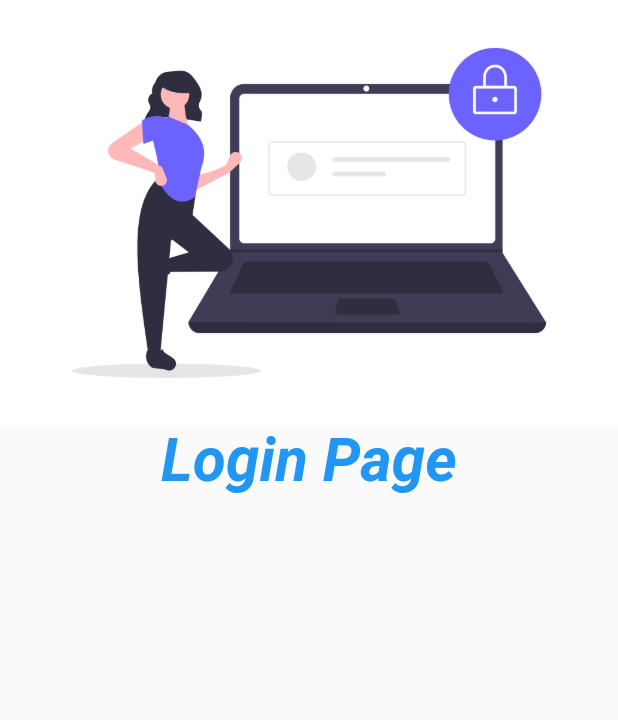
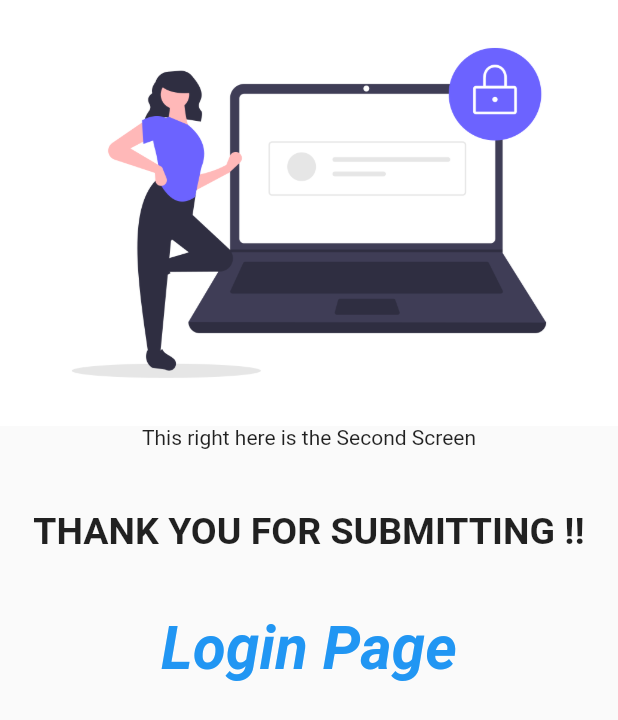
Before and after one commit to anubhavmishra7/verzeo-app, a Flutter app: the LoginPage widget shown alone on an empty page, opened directly, on a phone screen of 412 x 824 dp. Shown: the top 720 px of the screen. Run offline on Flutter 3.47's test engine with Material 2 defaults, Android fonts, the phone set to English and light mode, and no system bars; network calls fail.

Commit message:
second commit

```diff
--- a/lib/pages/login_page.dart
+++ b/lib/pages/login_page.dart
@@ -11,6 +11,18 @@ class LoginPage extends StatelessWidget {
         //Container 1
 
         Image.asset("assets/images/login.png"),
+        Text("This right here is the Second Screen"),
+        SizedBox(
+          height: 40,
+        ),
+        //Padding(padding:EdgeInsetsGeometry ),
+        Text(
+          "THANK YOU FOR SUBMITTING !!",
+          style: TextStyle(fontWeight: FontWeight.bold, fontSize: 25),
+        ),
+        SizedBox(
+          height: 40,
+        ),
 
         //Container 2
         Center(
--- /dev/null
+++ b/lib/pages/routes.dart
@@ -0,0 +1,4 @@
+class Myroutes {
+  static String loginroute = "/";
+  static String homeroute = "/home";
+}
--- a/pubspec.yaml
+++ b/pubspec.yaml
@@ -23,6 +23,8 @@ environment:
 dependencies:
   flutter:
     sdk: flutter
+
+  url_launcher: ^6.0.8
 
 
   # The following adds the Cupertino Icons font to your application.
```
Also changed, not shown: lib/main.dart (+7 -3 lines), lib/pages/home_page.dart (+46 -19 lines), pubspec.lock.
